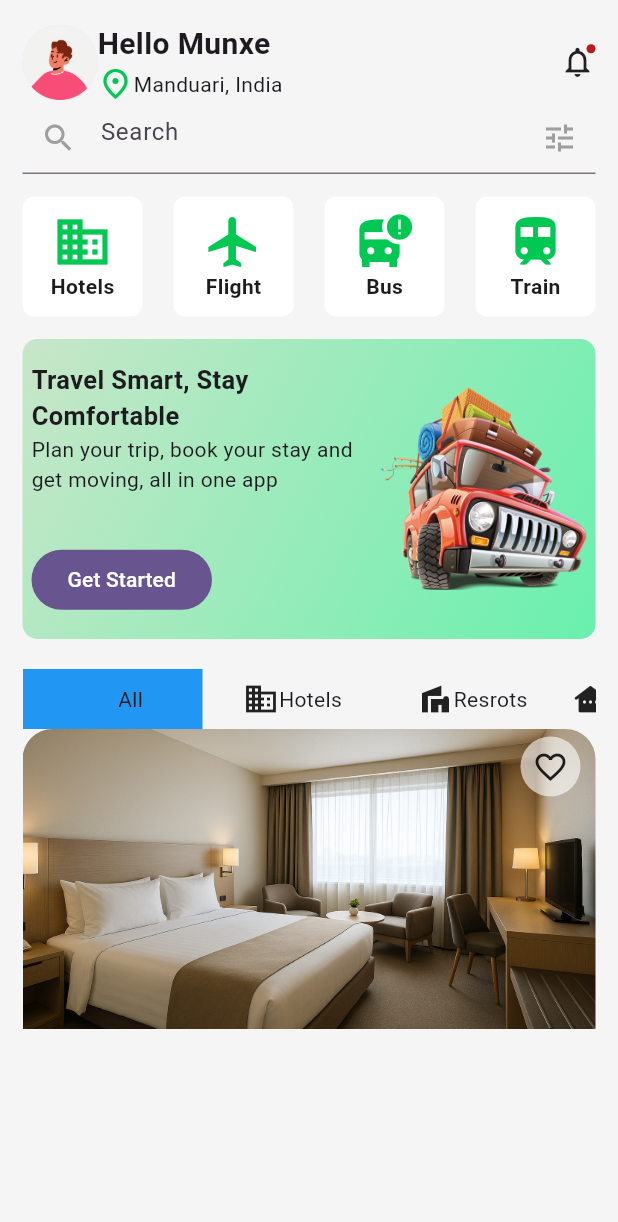
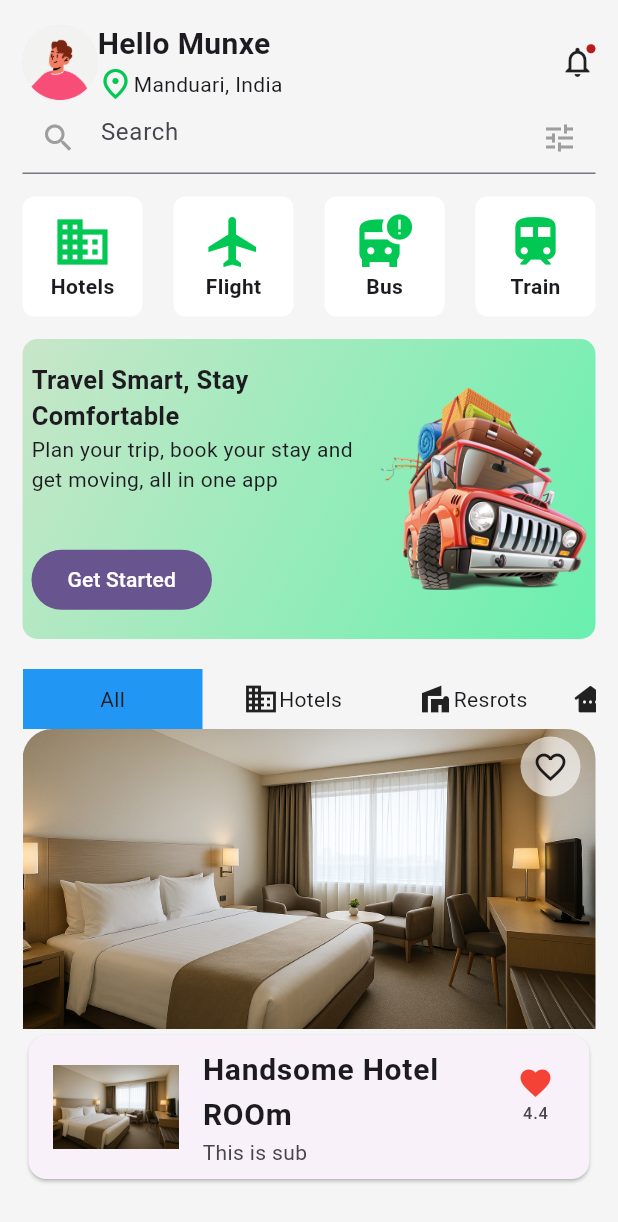
Before and after one commit to milan-1936/flutter_2, a Flutter app: the BookTrip screen opened directly, on a phone screen of 412 x 824 dp. Shown: the top 1222 px of the screen. Run offline on Flutter 3.47's test engine with Material 3 defaults, Android fonts, the phone set to English and light mode, and no system bars.

Commit message:
This is commit

```diff
--- a/lib/booktrip.dart
+++ b/lib/booktrip.dart
@@ -45,7 +45,7 @@ class BookTrip extends StatelessWidget {
                       child: Row(
                         mainAxisAlignment: MainAxisAlignment.center,
                         children: [
-                          Icon(icon),
+                          icon !=null ? Icon(icon): SizedBox(),
                           Center(child: Text(name)),
                         ],
                       )
@@ -56,10 +56,12 @@ class BookTrip extends StatelessWidget {
   Widget build(BuildContext context) {
     return Scaffold(
       backgroundColor: Colors.grey.shade100,
-      body: Padding(
+      body: SingleChildScrollView(
+        child: Padding(
           padding: const EdgeInsets.all(15),
           child: SafeArea(
             child: Column(
+              crossAxisAlignment: CrossAxisAlignment.start,
               children: [
                 // Top Row
                 Row(
@@ -256,7 +258,35 @@ class BookTrip extends StatelessWidget {
                   ),
                 ),
 
+
+                // list tiles
+                Card(
+                  child: ListTile(
+                    leading: Image.asset('assets/images/hotelroom.png', fit: BoxFit.fill,),
+                    title: Column(
+                      crossAxisAlignment: CrossAxisAlignment.start,
+                      children: [
+                        Text("Handsome Hotel ROOm",
+                        style: TextStyle(
+                          fontSize: 20,
+                          fontWeight: FontWeight.bold,
+                        ),),
                       ],
+                    ),
+                    subtitle: Text("This is sub"),
+                    trailing: SizedBox(
+                      child: Column(
+                        children: [
+                          Icon(Icons.favorite, color: Colors.red),
+                          Text("4.4")
+                        ],
+                      ),
+                    ),
+                  ),
+                )
+
+              ],
+            ),
           ),
         ),
       ),
--- a/lib/main.dart
+++ b/lib/main.dart
@@ -2,6 +2,7 @@ import 'package:flutter/material.dart';
 import 'package:flutter_2/booktrip.dart';
 import 'package:flutter_2/hotelui.dart';
 import 'package:flutter_2/inputfields.dart';
+import 'package:flutter_2/new.dart';
 // import 'package:flutter_2/buttons.dart';
 // import 'package:flutter_2/counter_app.dart';
 import 'package:flutter_2/sizebox.dart';
@@ -27,7 +28,7 @@ class MyApp extends StatelessWidget {
         colorScheme: ColorScheme.fromSeed(seedColor: Colors.deepPurple),
       ),
       debugShowCheckedModeBanner: false,
-      home: HotelUI(),
+      home: BookTrip(),
     );
   }
 }
```
Also changed, not shown: lib/listtyle.dart (added, +10 -0 lines), lib/new.dart (added, +10 -0 lines). Lines whose indentation alone changed are shown as unchanged.
